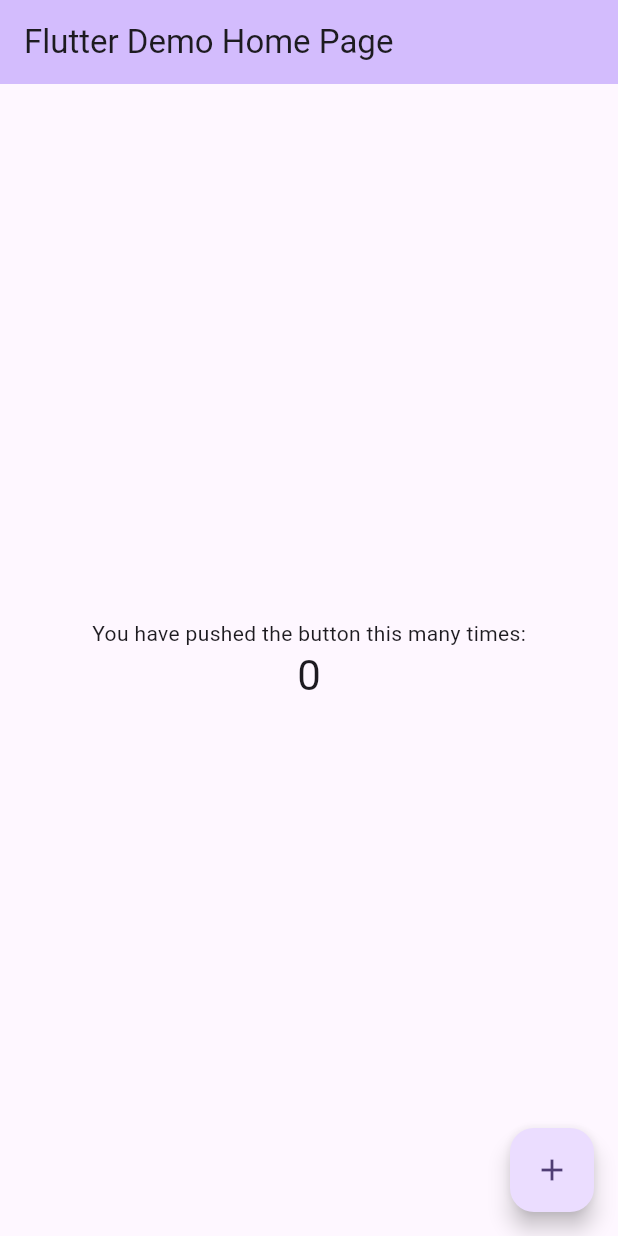
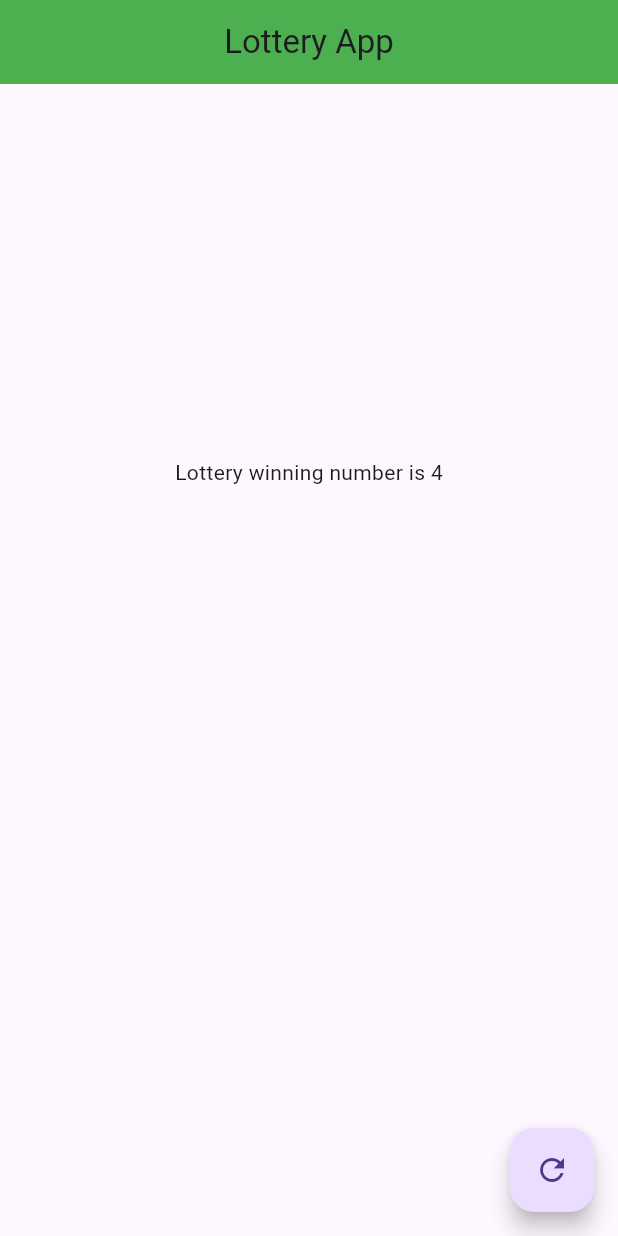
Before and after one commit to emon22830/Lottery_app, a Flutter app: the screen it shows after launch, on a phone screen of 412 x 824 dp. Run offline on Flutter 3.47's test engine with Material 3 defaults, Android fonts, the phone set to English and light mode, and no system bars.

Commit message:
Progress 1

```diff
--- a/lib/main.dart
+++ b/lib/main.dart
@@ -1,125 +1,51 @@
 import 'package:flutter/material.dart';
 
 void main() {
-  runApp(const MyApp());
+  runApp(LotteryApp());
 }
 
-class MyApp extends StatelessWidget {
-  const MyApp({super.key});
+class LotteryApp extends StatefulWidget {
+  const LotteryApp({super.key});
 
-  // This widget is the root of your application.
+  @override
+  State<LotteryApp> createState() => _LotteryAppState();
+}
+
+class _LotteryAppState extends State<LotteryApp> {
+
+  int x =4;
+
   @override
   Widget build(BuildContext context) {
     return MaterialApp(
-      title: 'Flutter Demo',
-      theme: ThemeData(
-        // This is the theme of your application.
-        //
-        // TRY THIS: Try running your application with "flutter run". You'll see
-        // the application has a purple toolbar. Then, without quitting the app,
-        // try changing the seedColor in the colorScheme below to Colors.green
-        // and then invoke "hot reload" (save your changes or press the "hot
-        // reload" button in a Flutter-supported IDE, or press "r" if you used
-        // the command line to start the app).
-        //
-        // Notice that the counter didn't reset back to zero; the application
-        // state is not lost during the reload. To reset the state, use hot
-        // restart instead.
-        //
-        // This works for code too, not just values: Most code changes can be
-        // tested with just a hot reload.
-        colorScheme: ColorScheme.fromSeed(seedColor: Colors.deepPurple),
-        useMaterial3: true,
+      home: Scaffold(
+        appBar: AppBar(
+          backgroundColor: Colors.green,
+          title: Text('Lottery App'),
+          centerTitle: true,
+        ),
+        body: Column(
+          mainAxisAlignment: MainAxisAlignment.center,
+          crossAxisAlignment: CrossAxisAlignment.center,
+          children: [
+            Center(child: Text('Lottery winning number is $x')),
+         Container(
+           height: 250,
+           child: Column(
+             children: [
+
+             ],
+           )
+         )
+          ],
+        ),
+        floatingActionButton: FloatingActionButton(
+            onPressed: (){
+
+            },
+          child: Icon(Icons.refresh),
+        ),
       ),
-      home: const MyHomePage(title: 'Flutter Demo Home Page'),
     );
   }
 }
-
-class MyHomePage extends StatefulWidget {
-  const MyHomePage({super.key, required this.title});
-
-  // This widget is the home page of your application. It is stateful, meaning
-  // that it has a State object (defined below) that contains fields that affect
-  // how it looks.
-
-  // This class is the configuration for the state. It holds the values (in this
-  // case the title) provided by the parent (in this case the App widget) and
-  // used by the build method of the State. Fields in a Widget subclass are
-  // always marked "final".
-
-  final String title;
-
-  @override
-  State<MyHomePage> createState() => _MyHomePageState();
-}
-
-class _MyHomePageState extends State<MyHomePage> {
-  int _counter = 0;
-
-  void _incrementCounter() {
-    setState(() {
-      // This call to setState tells the Flutter framework that something has
-      // changed in this State, which causes it to rerun the build method below
-      // so that the display can reflect the updated values. If we changed
-      // _counter without calling setState(), then the build method would not be
-      // called again, and so nothing would appear to happen.
-      _counter++;
-    });
-  }
-
-  @override
-  Widget build(BuildContext context) {
-    // This method is rerun every time setState is called, for instance as done
-    // by the _incrementCounter method above.
-    //
-    // The Flutter framework has been optimized to make rerunning build methods
-    // fast, so that you can just rebuild anything that needs updating rather
-    // than having to individually change instances of widgets.
-    return Scaffold(
-      appBar: AppBar(
-        // TRY THIS: Try changing the color here to a specific color (to
-        // Colors.amber, perhaps?) and trigger a hot reload to see the AppBar
-        // change color while the other colors stay the same.
-        backgroundColor: Theme.of(context).colorScheme.inversePrimary,
-        // Here we take the value from the MyHomePage object that was created by
-        // the App.build method, and use it to set our appbar title.
-        title: Text(widget.title),
-      ),
-      body: Center(
-        // Center is a layout widget. It takes a single child and positions it
-        // in the middle of the parent.
-        child: Column(
-          // Column is also a layout widget. It takes a list of children and
-          // arranges them vertically. By default, it sizes itself to fit its
-          // children horizontally, and tries to be as tall as its parent.
-          //
-          // Column has various properties to control how it sizes itself and
-          // how it positions its children. Here we use mainAxisAlignment to
-          // center the children vertically; the main axis here is the vertical
-          // axis because Columns are vertical (the cross axis would be
-          // horizontal).
-          //
-          // TRY THIS: Invoke "debug painting" (choose the "Toggle Debug Paint"
-          // action in the IDE, or press "p" in the console), to see the
-          // wireframe for each widget.
-          mainAxisAlignment: MainAxisAlignment.center,
-          children: <Widget>[
-            const Text(
-              'You have pushed the button this many times:',
-            ),
-            Text(
-              '$_counter',
-              style: Theme.of(context).textTheme.headlineMedium,
-            ),
-          ],
-        ),
-      ),
-      floatingActionButton: FloatingActionButton(
-        onPressed: _incrementCounter,
-        tooltip: 'Increment',
-        child: const Icon(Icons.add),
-      ), // This trailing comma makes auto-formatting nicer for build methods.
-    );
-  }
-}
```
